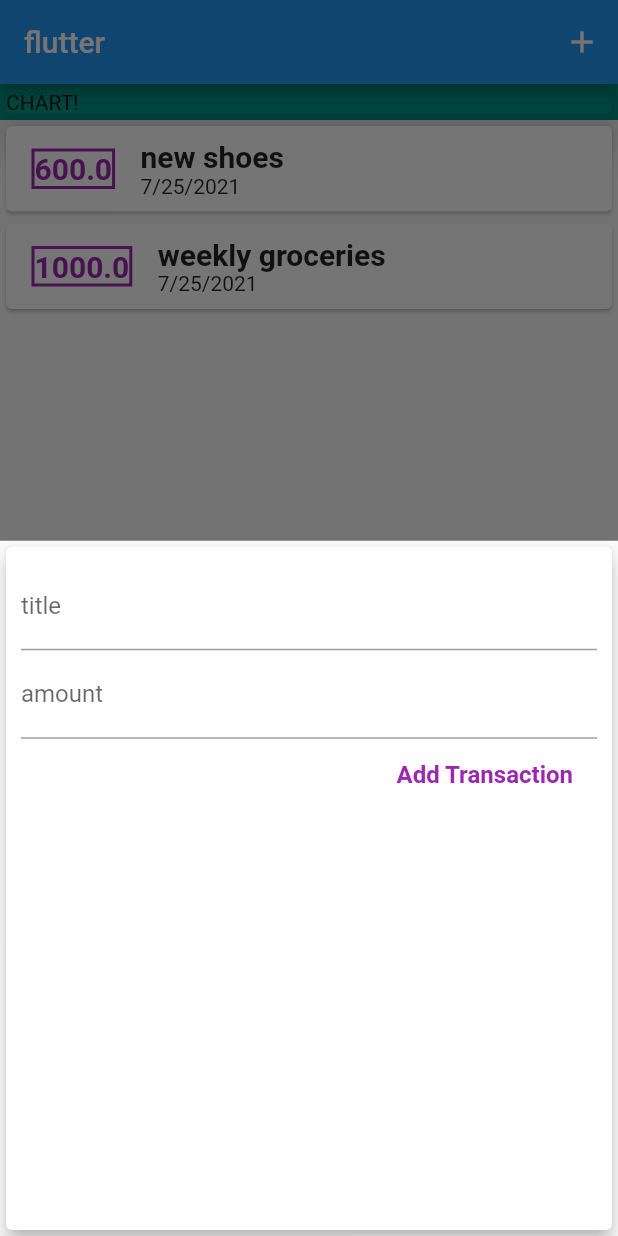
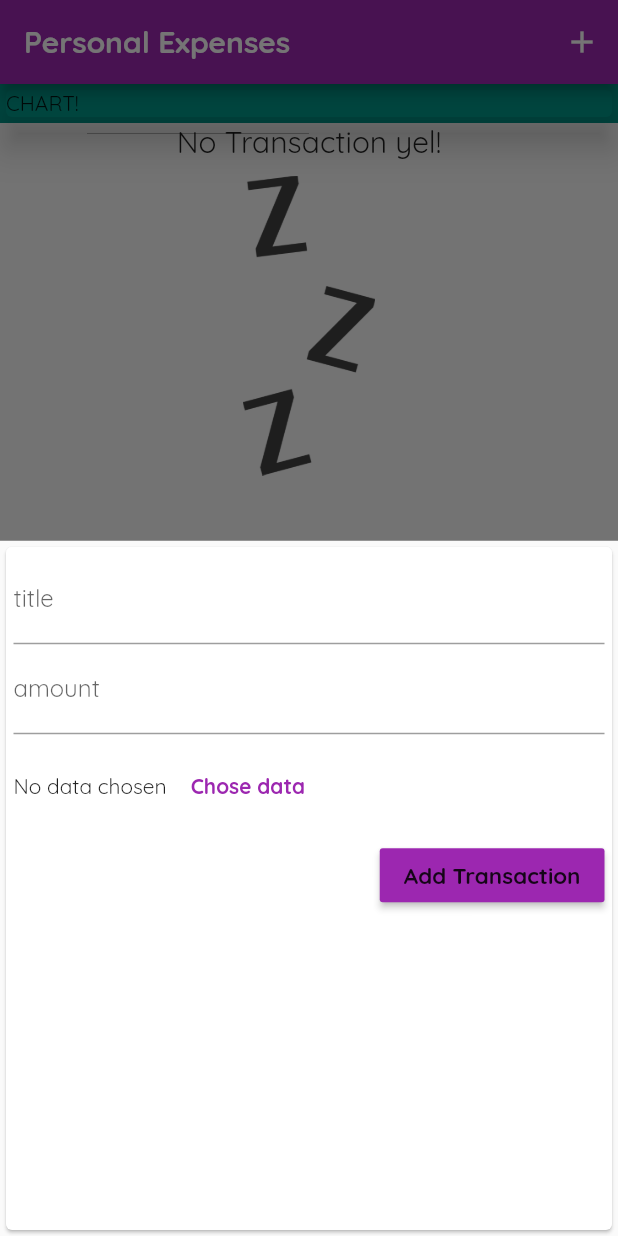
Before and after one commit to rudanijemin/Daily-Expenses, a Flutter app: the screen it shows after launch, after a tap on the "add" icon, on a phone screen of 412 x 824 dp. Run offline on Flutter 3.47's test engine with Material 2 defaults, Android fonts, the phone set to English and light mode, and no system bars.

```diff
--- a/lib/main.dart
+++ b/lib/main.dart
@@ -21,7 +21,13 @@ class MyApp extends StatelessWidget {
   Widget build(BuildContext context) {
     return MaterialApp(
       debugShowCheckedModeBanner: false,
-      title: "flutter project",
+      title: "Personal Expenses",
+      theme: ThemeData(
+        primaryColor: Colors.purple,
+        accentColor: Colors.amber,
+        errorColor: Colors.red,
+        fontFamily: "Quicksand",
+      ),
       home: myhomepage(),
     );
   }
@@ -38,18 +44,18 @@ class myhomepage extends StatefulWidget {
 
 class _myhomepageState extends State<myhomepage> {
   final List<Transaction> _userTransactions =[
-    Transaction(
-      id: 't1',
-      title: 'new shoes',
-      amount: 600,
-      date: DateTime.now(),
-    ),
-    Transaction(
-      id: 't2',
-      title: 'weekly groceries',
-      amount: 1000,
-      date: DateTime.now(),
-    ),
+    // Transaction(
+    //   id: 't1',
+    //   title: 'new shoes',
+    //   amount: 600,
+    //   date: DateTime.now(),
+    // ),
+    // Transaction(
+    //   id: 't2',
+    //   title: 'weekly groceries',
+    //   amount: 1000,
+    //   date: DateTime.now(),
+    // ),
   ];
 
   void _addNewTransaction(String txTitle,double txAmount){
@@ -80,7 +86,8 @@ class _myhomepageState extends State<myhomepage> {
   Widget build(BuildContext context) {
     return Scaffold(
       appBar: AppBar(
-        title: Text('flutter'),
+
+        title: Text('Personal Expenses',style: TextStyle(fontWeight: FontWeight.bold),),
         actions: [
           IconButton(icon: Icon(Icons.add),
             onPressed: () =>_startAddNewTrasaction(context),
--- a/lib/widgets/new_transaction.dart
+++ b/lib/widgets/new_transaction.dart
@@ -3,12 +3,19 @@ import 'dart:ui';
 import 'package:flutter/cupertino.dart';
 import 'package:flutter/material.dart ';
 
-class NewTrasaction extends StatelessWidget {
+class NewTrasaction extends StatefulWidget {
   final Function addTx;
-  final titleController = TextEditingController();
-  final amountController = TextEditingController();
 
   NewTrasaction(this.addTx);
+
+  @override
+  _NewTrasactionState createState() => _NewTrasactionState();
+}
+
+class _NewTrasactionState extends State<NewTrasaction> {
+  final titleController = TextEditingController();
+
+  final amountController = TextEditingController();
 
   void submitData(){
     final enteredTitle = titleController.text;
@@ -18,32 +25,34 @@ class NewTrasaction extends StatelessWidget {
       return;
     }
 
-    addTx(
+    widget.addTx(
       enteredTitle,
       enterAmount,
     );
+    Navigator.of(context).pop();
 
   }
-
 
   @override
   Widget build(BuildContext context) {
     return Card(
 
-      elevation: 5,
+
       child: Container(
-        padding: EdgeInsets.all(10),
+        padding: EdgeInsets.all(5),
         child: Column(
           crossAxisAlignment:CrossAxisAlignment.end ,
           children: [
             TextField(
               decoration: InputDecoration(labelText: 'title'),
               controller: titleController,
+              keyboardType: TextInputType.text,
               onSubmitted:(_) => submitData(),
               //  onChanged: (val){
               //  titleInput =val;
               //},
             ),
+
             TextField(
               decoration: InputDecoration(labelText: 'amount'),
               controller: amountController,
@@ -51,16 +60,32 @@ class NewTrasaction extends StatelessWidget {
               onSubmitted:(_) => submitData(),
               //  onChanged: (val) => amountInput=val,
             ),
-            FlatButton(
+            Container(
+              height: 70,
+              child: Row(children: [
+                Text("No data chosen"),
+                FlatButton(
+                  textColor: Theme.of(context).primaryColor,
+                  child: Text("Chose data",
+                    style: TextStyle(
+                      fontWeight: FontWeight.bold,
+                    ),
+                  ),
+                  onPressed: (){},
+                ),
+              ],),
+            ),
+            RaisedButton(
               child: Text(
                   "Add Transaction",
                 style: TextStyle(
-                  fontSize: 16,
+                  fontSize: 15,
                   fontWeight: FontWeight.bold,
                 ),
               ),
 
-              textColor: Colors.purple,
+              color: Theme.of(context).primaryColor,
+              textColor: Theme.of(context).textTheme.button.color,
 
               onPressed: submitData,
             ),
--- a/lib/widgets/transaction_list.dart
+++ b/lib/widgets/transaction_list.dart
@@ -8,13 +8,32 @@ class TransactionList extends StatelessWidget {
   TransactionList(this.transactions);
 
 
+
+
+
   @override
   Widget build(BuildContext context) {
     return  Container(
       height: 300,
 
-        child: ListView.builder(
+        child: transactions.isEmpty ? Column(children: [
+           Text(
+             "No Transaction yel!",
+             style: Theme.of(context).textTheme.title,
+           ),
+          SizedBox(
+            height:10,
+          ),
+          Container(
+            height: 200,
+            child: Image.asset(
+              'assets/images/waiting.png',
+              fit: BoxFit.cover,
+            ),
+          ),
+        ],) : ListView.builder(
           itemBuilder: (ctx, index) {
+            var trailing;
             return Card(
               child: Row(children: <Widget>[
                 Container(
@@ -24,7 +43,7 @@ class TransactionList extends StatelessWidget {
                   ),
                   decoration: BoxDecoration(
                     border: Border.all(
-                      color: Colors.purple,
+                      color: Theme.of(context).primaryColor,
                       width: 2,
                     ),
                   ),
@@ -33,7 +52,7 @@ class TransactionList extends StatelessWidget {
                     style: TextStyle(
                       fontSize: 20,
                       fontWeight: FontWeight.bold,
-                      color: Colors.purple,
+                      color: Theme.of(context).primaryColor,
                     ),
                   ),
                 ),
@@ -52,11 +71,19 @@ class TransactionList extends StatelessWidget {
                       DateFormat.yMd().format(transactions[index].date),
 
                     ),
+                    trailing: IconButton(
+                      icon: icon(Icons.delete),
+                      color:Theme.of(context).errrorColors,
+                    ),
+
 
                   ],
+
                 ),
               ],
+
               ),
+
             );
 
 
```
Also changed, not shown: pubspec.yaml (+16 -9 lines).
